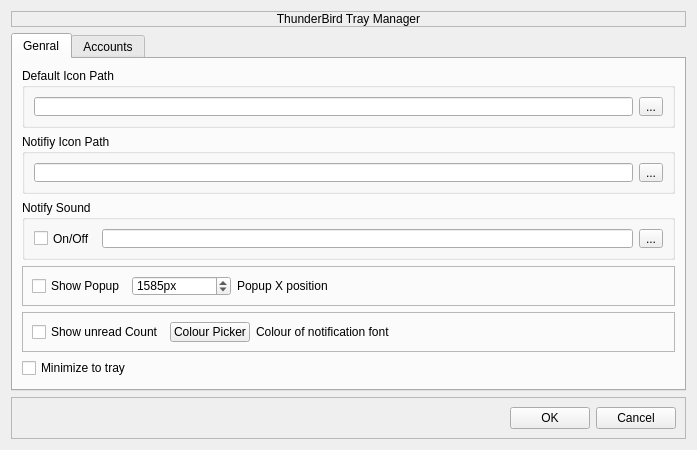
Qt form tbtrayui.ui (JackDinn/tbtray) before a commit.
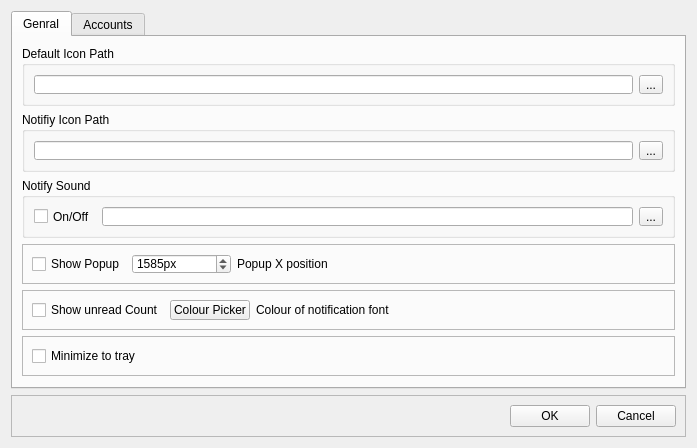
The same form after that commit. Icons and pictures are not drawn.

What changed in the file:
```diff
--- a/tbtrayui.ui
+++ b/tbtrayui.ui
@@ -7,7 +7,7 @@
     <x>0</x>
     <y>0</y>
     <width>697</width>
-    <height>450</height>
+    <height>438</height>
    </rect>
   </property>
   <property name="windowTitle">
@@ -21,25 +21,6 @@
    <enum>Qt::LeftToRight</enum>
   </property>
   <layout class="QVBoxLayout" name="verticalLayout">
-   <item>
-    <widget class="QLabel" name="label">
-     <property name="frameShape">
-      <enum>QFrame::StyledPanel</enum>
-     </property>
-     <property name="frameShadow">
-      <enum>QFrame::Plain</enum>
-     </property>
-     <property name="text">
-      <string>ThunderBird Tray Manager</string>
-     </property>
-     <property name="scaledContents">
-      <bool>false</bool>
-     </property>
-     <property name="alignment">
-      <set>Qt::AlignCenter</set>
-     </property>
-    </widget>
-   </item>
    <item>
     <widget class="QTabWidget" name="tabWidget">
      <property name="currentIndex">
@@ -267,10 +248,40 @@
         </widget>
        </item>
        <item>
-        <widget class="QCheckBox" name="checkbox_minimizetotray">
-         <property name="text">
-          <string>Minimize to tray</string>
+        <widget class="QFrame" name="frame_5">
+         <property name="maximumSize">
+          <size>
+           <width>16777215</width>
+           <height>40</height>
+          </size>
          </property>
+         <property name="frameShape">
+          <enum>QFrame::StyledPanel</enum>
+         </property>
+         <property name="frameShadow">
+          <enum>QFrame::Raised</enum>
+         </property>
+         <layout class="QHBoxLayout" name="horizontalLayout_9">
+          <item>
+           <widget class="QCheckBox" name="checkbox_minimizetotray">
+            <property name="minimumSize">
+             <size>
+              <width>0</width>
+              <height>0</height>
+             </size>
+            </property>
+            <property name="maximumSize">
+             <size>
+              <width>16777215</width>
+              <height>16777215</height>
+             </size>
+            </property>
+            <property name="text">
+             <string>Minimize to tray</string>
+            </property>
+           </widget>
+          </item>
+         </layout>
         </widget>
        </item>
        <item>
```
Left out of the diff: 2 changed lines with no effect on the pictures.
